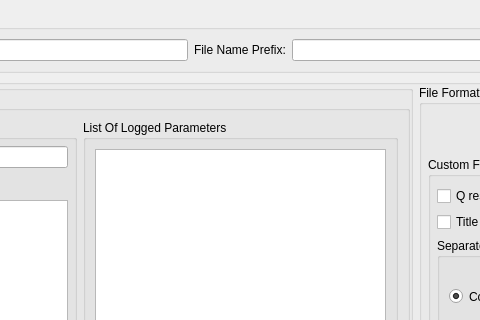
Old version of the form qt/scientific_interfaces/ISISReflectometry/ReflSaveTabWidget.ui in the repository mantidproject/mantid; both pictures show x 264 to 744 and y 0 to 320 of the 943 by 644 pixel window.
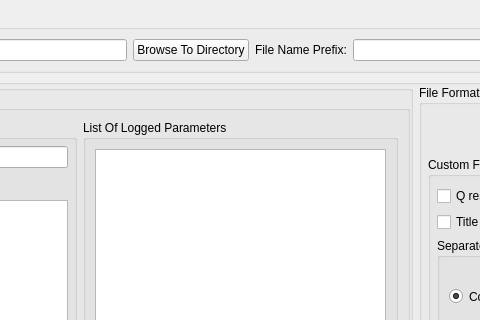
New version of the form.

Commit message:
Re #21691: Added browse button and removed requirement for trailing /
- Added button into UI file.
- Added handling to update the text box.
- Improved error handling in ReflAsciiSaver.

The edit to the form file:
```diff
--- a/qt/scientific_interfaces/ISISReflectometry/ReflSaveTabWidget.ui
+++ b/qt/scientific_interfaces/ISISReflectometry/ReflSaveTabWidget.ui
@@ -42,6 +42,13 @@
       <item>
        <widget class="QLineEdit" name="savePathEdit"/>
       </item>
+      <item>
+       <widget class="QPushButton" name="savePathBrowseButton">
+        <property name="text">
+         <string>Browse To Directory</string>
+        </property>
+       </widget>
+      </item>
       <item>
        <widget class="QLabel" name="label_2">
         <property name="text">
```
The commit also changes 4 other files.
